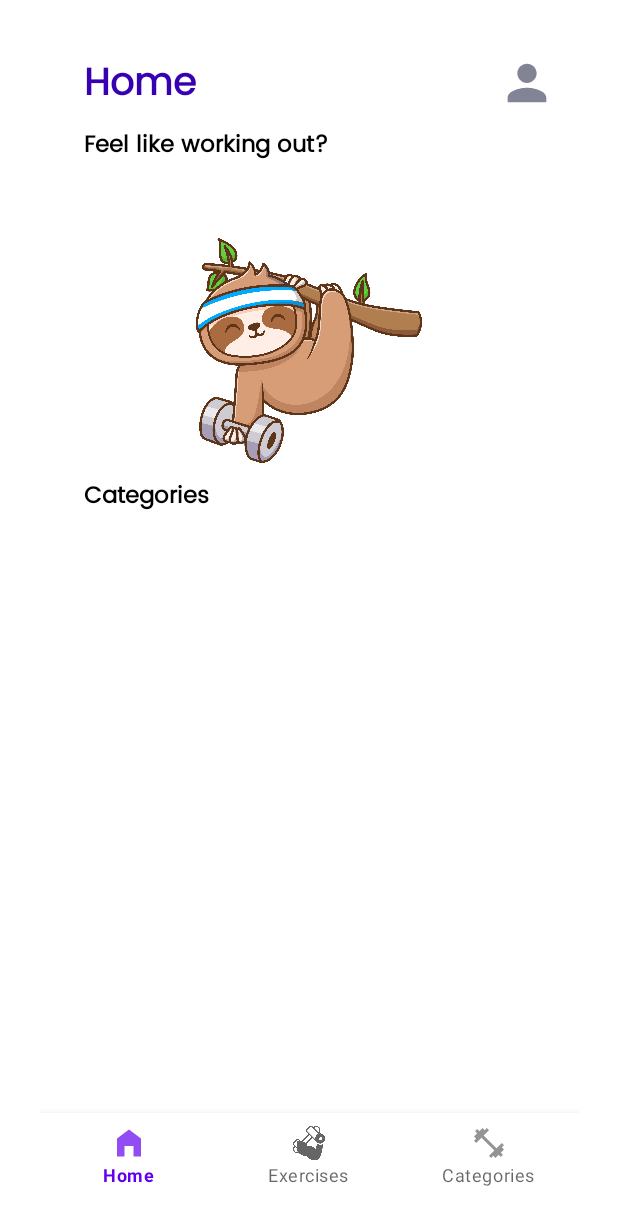
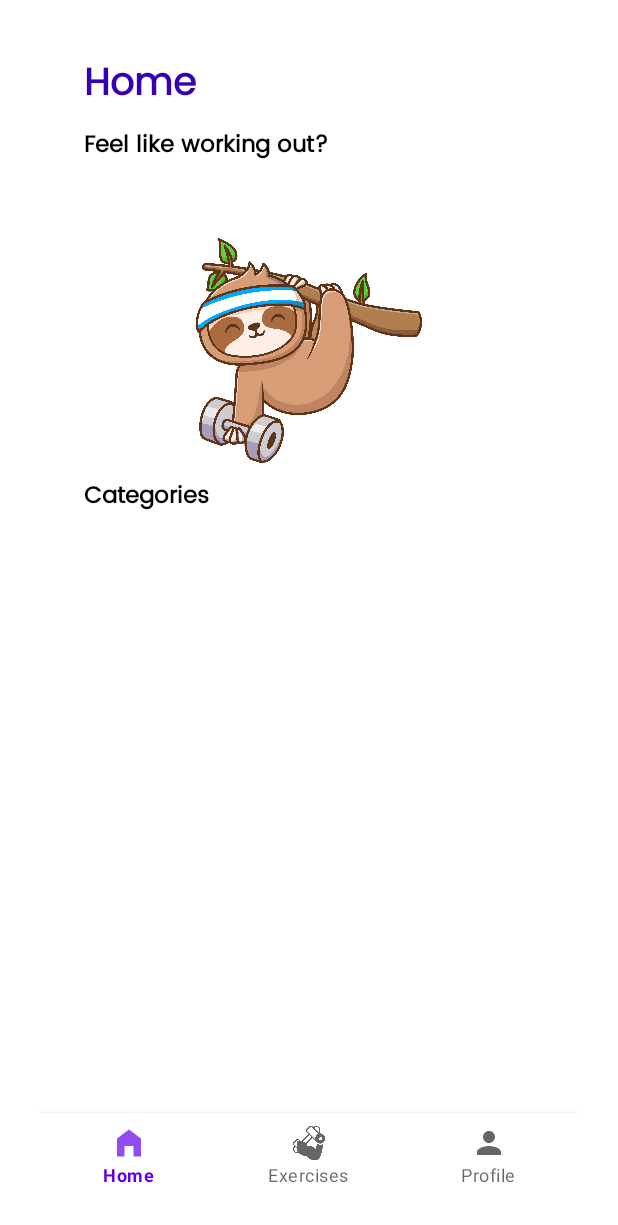
Before and after one commit to dianavisan19/FitTrack-AndroidCourse, an Android app built with Jetpack Compose: the HomeActivity screen opened directly, with no data from a screen before it, on a phone screen of 412 x 824 dp. Shown: the top 1225 px of the screen. Run offline under Robolectric (Android 15) with nearby library versions, the phone set to English and light mode, and no system bars; our stand-ins replace Room's generated code, navigation-ui, sdp/ssp sizes; pictures from the network do not load.

Commit message:
add profile to navbar

```diff
--- a/app/src/main/java/com/example/fitnessapp/activities/HomeActivity.kt
+++ b/app/src/main/java/com/example/fitnessapp/activities/HomeActivity.kt
@@ -29,8 +29,8 @@ class HomeActivity : AppCompatActivity() {
                     navController.navigate(R.id.exercisesFragmentFragmentId)
                     true
                 }
-                R.id.categoriesFragmentId -> {
-                    navController.navigate(R.id.categoriesFragmentId)
+                R.id.profileFragmentId -> {
+                    navController.navigate(R.id.profileFragmentId)
                     true
                 }
                 else -> false
--- a/app/src/main/java/com/example/fitnessapp/fragments/HomeFragment.kt
+++ b/app/src/main/java/com/example/fitnessapp/fragments/HomeFragment.kt
@@ -45,9 +45,5 @@ class HomeFragment : Fragment() {
             categories?.let { adapter.submitList(it) }
         })
 
-        val userIcon = view.findViewById<ImageView>(R.id.user_icon)
-        userIcon.setOnClickListener {
-            findNavController().navigate(R.id.action_homeFragment_to_userProfileFragment)
-        }
     }
 }
--- a/app/src/main/res/layout/fragment_home.xml
+++ b/app/src/main/res/layout/fragment_home.xml
@@ -48,14 +48,6 @@
                     android:textColor="@color/purple_700"
                     android:textSize="25sp"
                     android:textStyle="bold" />
-
-                <ImageView
-                    android:id="@+id/user_icon"
-                    android:layout_width="30dp"
-                    android:layout_height="match_parent"
-                    android:contentDescription="user_icon"
-                    android:scaleType="centerCrop"
-                    android:src="@drawable/user" />
 
             </LinearLayout>
 
--- a/app/src/main/res/menu/btm_menu.xml
+++ b/app/src/main/res/menu/btm_menu.xml
@@ -12,7 +12,7 @@
         android:title="@string/exerciseModels" />
     <item
         android:enabled="true"
-        android:id="@+id/categoriesFragmentId"
-        android:icon="@drawable/categories"
-        android:title="@string/categories" />
+        android:id="@+id/profileFragmentId"
+        android:icon="@drawable/user"
+        android:title="@string/profile" />
 </menu>
--- a/app/src/main/res/values/strings.xml
+++ b/app/src/main/res/values/strings.xml
@@ -6,4 +6,5 @@
     <string name="exerciseModels">Exercises</string>
     <string name="categories">Categories</string>
     <string name="home_title">Homeee</string>
+    <string name="profile">Profile</string>
 </resources>
```
